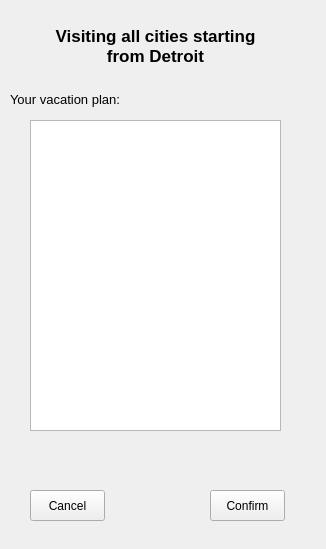
This is CS1D-Basketball-master/Basketball/confirmdetroit.ui in moetaei/CS1D-Basketball as Qt 5 draws it before an edit. The edited form follows.
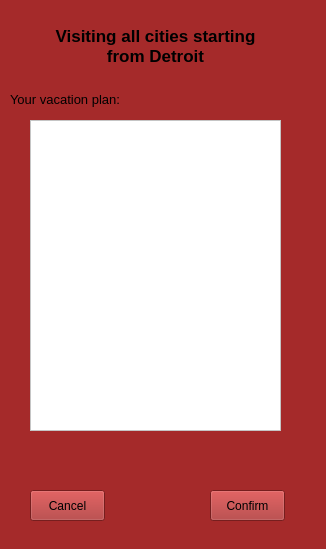
This is the edited form.

Diff of the .ui file:
```diff
--- a/CS1D-Basketball-master/Basketball/confirmdetroit.ui
+++ b/CS1D-Basketball-master/Basketball/confirmdetroit.ui
@@ -13,6 +13,9 @@
   <property name="windowTitle">
    <string>Form</string>
   </property>
+  <property name="styleSheet">
+   <string notr="true">background-color:brown;</string>
+  </property>
   <widget class="QLabel" name="label">
    <property name="geometry">
     <rect>
@@ -78,6 +81,9 @@
      <height>311</height>
     </rect>
    </property>
+   <property name="styleSheet">
+    <string notr="true">background-color:white;</string>
+   </property>
   </widget>
   <widget class="QLabel" name="confirmedDestLabel">
    <property name="geometry">
```
